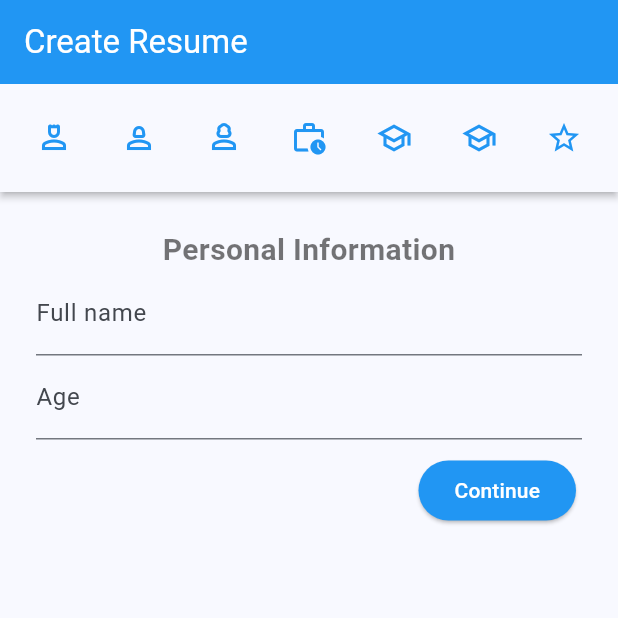
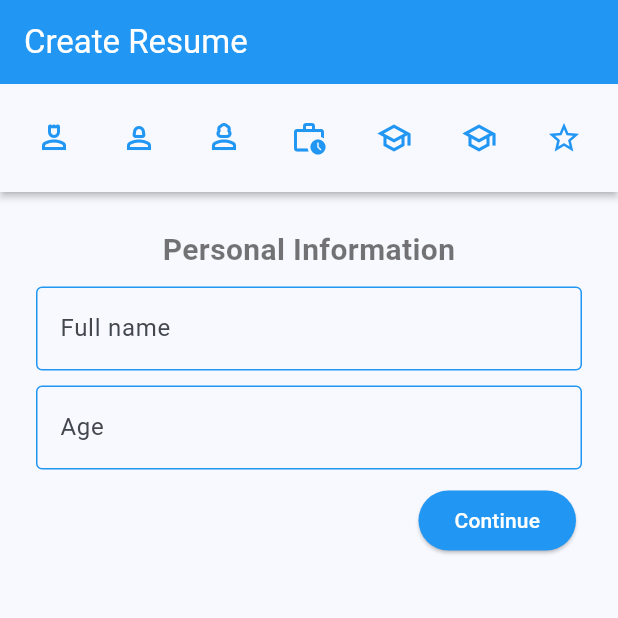
Before and after one commit to nadveos/genius, a Flutter app: the screen it shows after launch, after a tap on "Let's start", on a phone screen of 412 x 824 dp, the top half of it. Run offline on Flutter 3.47's test engine with Material 3 defaults, Android fonts, the phone set to English and light mode, and no system bars; our stand-ins replace flutter_dotenv, flutter_riverpod, flutter_svg, go_router, google_generative_ai, image_picker and 3 more; accounts and stored records are empty; generated files the repository leaves out were written again.

Commit message:
validaciones de steps y creacion de dialog para loading de generar cv

```diff
--- a/lib/config/theme/app_theme.dart
+++ b/lib/config/theme/app_theme.dart
@@ -30,6 +30,20 @@ class AppTheme {
             foregroundColor: WidgetStateProperty.all(Colors.white),
           ),
         ),
+        inputDecorationTheme: const InputDecorationTheme(
+          focusedBorder: OutlineInputBorder(
+            borderSide: BorderSide(color: Colors.blue),
+          ),
+          enabledBorder: OutlineInputBorder(
+            borderSide: BorderSide(color: Colors.blue),
+          ),
+          errorBorder: OutlineInputBorder(
+            borderSide: BorderSide(color: Colors.red),
+          ),
+          focusedErrorBorder: OutlineInputBorder(
+            borderSide: BorderSide(color: Colors.red),
+          ),
+        ),
       );
   ThemeData getConfigDark() => ThemeData(
         colorScheme: ColorScheme.fromSeed(
@@ -60,5 +74,19 @@ class AppTheme {
           ),
         ),
         iconTheme: const IconThemeData(color: Colors.blue),
+        inputDecorationTheme: const InputDecorationTheme(
+          focusedBorder: OutlineInputBorder(
+            borderSide: BorderSide(color: Colors.blue),
+          ),
+          enabledBorder: OutlineInputBorder(
+            borderSide: BorderSide(color: Colors.blue),
+          ),
+          errorBorder: OutlineInputBorder(
+            borderSide: BorderSide(color: Colors.red),
+          ),
+          focusedErrorBorder: OutlineInputBorder(
+            borderSide: BorderSide(color: Colors.red),
+          ),
+        ),
       );
 }
--- a/lib/l10n/app_en.arb
+++ b/lib/l10n/app_en.arb
@@ -1,5 +1,7 @@
 {
 "@@locale": "en",
+"genius": "Cv Genius",
+"@genius": {},
 "misCvs"    : "My resumes",
 "@misCvs": {},
 "cvGuardado": "Resume successfully saved",
@@ -127,7 +129,9 @@
 "bienvenidoMsg": "Let's create your CV in a few steps",
 "@bienvenidoMsg": {},
 "bienvenidoMsg2": "Our AI will help you complete your CV, creating a professional document that includes your personal details, studies, work experience and additional knowledge in a Cover Letter.",
-"@bienvenidoMsg2": {}
+"@bienvenidoMsg2": {},
+"imagenDePerfil": "Profile picture",
+"@imagenDePerfil": {}
 
 
 }
--- a/lib/l10n/app_es.arb
+++ b/lib/l10n/app_es.arb
@@ -1,5 +1,7 @@
 {
 "@@locale": "es",
+"genius": "Cv Genius",
+"@genius": {},
 "misCvs"    : "Mis CVs",
 "@misCvs": {},
 "cvGuardado": "CV guardado exitosamente",
@@ -127,7 +129,9 @@
 "bienvenidoMsg": "Vamos a crear tu CV en pocos pasos",
 "@bienvenidoMsg": {},
 "bienvenidoMsg2": "Nuestra IA te ayudará a completar tu CV, creando un documento profesional que incluye tus datos personales, estudios, experiencia laboral y conocimientos adicionales en una Carta de Presentación.",
-"@bienvenidoMsg2": {}
+"@bienvenidoMsg2": {},
+"imagenDePerfil": "Imagen de Perfil",
+"@imagenDePerfil": {}
 
 
 }
--- a/lib/presentation/screens/create_cv_screen.dart
+++ b/lib/presentation/screens/create_cv_screen.dart
@@ -166,11 +166,13 @@ class _HomeScreenState extends ConsumerState<CreateCvScreen> {
     bool validateStep(int index) {
       switch (index) {
         case 0:
+          return _formKeys[0].currentState!.validate();
         case 1:
+          return _formKeys[1].currentState!.validate();
         case 2:
-          return _formKeys[index].currentState!.validate();
+          return _formKeys[2].currentState!.validate();
         case 3:
-          return _experiencias.isNotEmpty;
+          return _experiencias.isNotEmpty || _experiencias.isEmpty;
         case 4:
           return _nivelSecundario == 'Secundario En Curso' ||
               _nivelSecundario == 'Secundario Incompleto' ||
@@ -178,7 +180,7 @@ class _HomeScreenState extends ConsumerState<CreateCvScreen> {
         case 5:
           return _highEducacion.isNotEmpty || _highEducacion.isEmpty;
         case 6:
-          return _conocimientos.isNotEmpty;
+          return _conocimientos.isNotEmpty || _conocimientos.isEmpty;
 
         // No requiere validación
         default:
@@ -189,7 +191,9 @@ class _HomeScreenState extends ConsumerState<CreateCvScreen> {
     return Scaffold(
     resizeToAvoidBottomInset: true,
       appBar: AppBar(
-        title: Text(AppLocalizations.of(context)!.crearCv),
+        title: Text(
+        semanticsLabel: AppLocalizations.of(context)!.crearCv,
+        AppLocalizations.of(context)!.crearCv),
       ),
       body: SingleChildScrollView(
         scrollDirection: Axis.horizontal,
@@ -237,7 +241,9 @@ class _HomeScreenState extends ConsumerState<CreateCvScreen> {
                   _guardarCV();
                   ScaffoldMessenger.of(context).showSnackBar(
                     SnackBar(
-                      content: Text(AppLocalizations.of(context)!.cvGuardado),
+                      content: Text(
+                      semanticsLabel: AppLocalizations.of(context)!.cvGuardado,
+                      AppLocalizations.of(context)!.cvGuardado),
                     ),
                   );
                   context.go('/'); // Navegar a la pantalla principal
@@ -265,11 +271,16 @@ class _HomeScreenState extends ConsumerState<CreateCvScreen> {
                     if (_index > 0)
                       TextButton(
                         onPressed: details.onStepCancel,
-                        child: Text(AppLocalizations.of(context)!.atras),
+                        child: Text(
+                        semanticsLabel: AppLocalizations.of(context)!.atras,
+                        AppLocalizations.of(context)!.atras),
                       ),
                     ElevatedButton(
                       onPressed: details.onStepContinue,
-                      child: Text(isLastStep
+                      child: Text(
+                      semanticsLabel: isLastStep ? AppLocalizations.of(context)!.guardarCv
+                          : AppLocalizations.of(context)!.continuar,
+                      isLastStep
                           ? AppLocalizations.of(context)!.guardarCv
                           : AppLocalizations.of(context)!.continuar),
                     ),
@@ -296,6 +307,7 @@ class _HomeScreenState extends ConsumerState<CreateCvScreen> {
           child: Column(
             children: [
               Text(
+              semanticsLabel: 'Conocimientos Adicionales, ingrese sus conocimientos adicionales',
                 AppLocalizations.of(context)!.conocimientosAdicionales,
                 textAlign: TextAlign.center,
                 style:
@@ -310,6 +322,7 @@ class _HomeScreenState extends ConsumerState<CreateCvScreen> {
                     ),
                   ],
                 ),
+                const SizedBox(height: 10),
               TextFormField(
                 controller: _conocimientoController,
                 decoration: InputDecoration(
@@ -322,6 +335,7 @@ class _HomeScreenState extends ConsumerState<CreateCvScreen> {
                   return null;
                 },
               ),
+              const SizedBox(height: 10),
               DropdownButtonFormField<String>(
                 value: _nivelController,
                 decoration: InputDecoration(
@@ -387,6 +401,7 @@ class _HomeScreenState extends ConsumerState<CreateCvScreen> {
           child: Column(
             children: [
               Text(
+              semanticsLabel: 'Estudios Realizados, ingrese sus estudios terciarios o universitarios',
                 AppLocalizations.of(context)!.estudiosRealizados,
                 textAlign: TextAlign.center,
                 style:
@@ -401,6 +416,7 @@ class _HomeScreenState extends ConsumerState<CreateCvScreen> {
                     ),
                   ],
                 ),
+                const SizedBox(height: 10),
               if (!_terciarioGuardado)
                 TextFormField(
                   controller: _institutioHighController,
@@ -413,6 +429,7 @@ class _HomeScreenState extends ConsumerState<CreateCvScreen> {
                     return null;
                   },
                 ),
+                const SizedBox(height: 10),
               TextFormField(
                 controller: _tituloTerciarioController,
                 decoration: InputDecoration(
@@ -424,6 +441,7 @@ class _HomeScreenState extends ConsumerState<CreateCvScreen> {
                   return null;
                 },
               ),
+              const SizedBox(height: 10),
               TextFormField(
                 controller: _startHighStudyController,
                 decoration: InputDecoration(
@@ -436,6 +454,7 @@ class _HomeScreenState extends ConsumerState<CreateCvScreen> {
                   return null;
                 },
               ),
+              const SizedBox(height: 10),
               TextFormField(
                 controller: _endHighStudyController,
                 decoration: InputDecoration(
@@ -510,12 +529,14 @@ class _HomeScreenState extends ConsumerState<CreateCvScreen> {
             crossAxisAlignment: CrossAxisAlignment.start,
             children: [
               Text(
+              semanticsLabel: 'Estudios Realizados, ingrese sus estudios secundarios',
                 AppLocalizations.of(context)!.estudiosRealizados,
                 textAlign: TextAlign.center,
                 style:
                     const TextStyle(fontSize: 20, fontWeight: FontWeight.bold),
               ),
               // Formulario para agregar el nivel secundario
+              const SizedBox(height: 10),
               if (!_secundarioGuardado)
                 Column(
                   children: [
@@ -543,6 +564,7 @@ class _HomeScreenState extends ConsumerState<CreateCvScreen> {
                         });
                       },
                     ),
+                    const SizedBox(height: 10),
                     TextFormField(
                       controller: _institutionController,
                       decoration: InputDecoration(
@@ -554,6 +576,7 @@ class _HomeScreenState extends ConsumerState<CreateCvScreen> {
                         return null;
                       },
                     ),
+                    const SizedBox(height: 10),
                     TextFormField(
                       controller: _tituloSecundarioController,
                       decoration: InputDecoration(
@@ -565,6 +588,7 @@ class _HomeScreenState extends ConsumerState<CreateCvScreen> {
                         return null;
                       },
                     ),
+                    const SizedBox(height: 10),
                     if (_nivelSecundario == 'Secundario Completo')
                       Column(
                         children: [
@@ -581,6 +605,7 @@ class _HomeScreenState extends ConsumerState<CreateCvScreen> {
                               return null;
                             },
                           ),
+                          const SizedBox(height: 10),
                           TextFormField(
                             controller: _endStudyController,
                             decoration: InputDecoration(
@@ -594,6 +619,7 @@ class _HomeScreenState extends ConsumerState<CreateCvScreen> {
                               return null;
                             },
                           ),
+                          const SizedBox(height: 10),
                           Row(
                             children: [
                               Text(AppLocalizations.of(context)!.poseeTitulo),
@@ -644,6 +670,7 @@ class _HomeScreenState extends ConsumerState<CreateCvScreen> {
                     ),
                   ],
                 ),
+                const SizedBox(height: 10),
               // Lista de estudios guardados
               for (var edu in _educacion)
                 ExpansionTile(
@@ -672,6 +699,7 @@ class _HomeScreenState extends ConsumerState<CreateCvScreen> {
           child: Column(
             children: [
               Text(
+              semanticsLabel: 'Experiencia Laboral, ingrese su experiencia laboral',
                 AppLocalizations.of(context)!.experienciaLaboral,
                 textAlign: TextAlign.center,
                 style:
@@ -705,6 +733,7 @@ class _HomeScreenState extends ConsumerState<CreateCvScreen> {
                     ),
                   ],
                 ),
+                const SizedBox(height: 10),
               TextFormField(
                 controller: _empresaController,
                 decoration: InputDecoration(
@@ -717,6 +746,7 @@ class _HomeScreenState extends ConsumerState<CreateCvScreen> {
                   return null;
                 },
               ),
+              const SizedBox(height: 10),
               TextFormField(
                 controller: _desdeController,
                 decoration: InputDecoration(
@@ -730,6 +760,7 @@ class _HomeScreenState extends ConsumerState<CreateCvScreen> {
                   return null;
                 },
               ),
+              const SizedBox(height: 10),
               TextFormField(
                 controller: _hastaController,
                 decoration: InputDecoration(
@@ -743,6 +774,7 @@ class _HomeScreenState extends ConsumerState<CreateCvScreen> {
                   return null;
                 },
               ),
+              const SizedBox(height: 10),
               TextFormField(
                 controller: _posicionController,
                 decoration: InputDecoration(
@@ -755,6 +787,7 @@ class _HomeScreenState extends ConsumerState<CreateCvScreen> {
                   return null;
                 },
               ),
+              const SizedBox(height: 10),
               TextFormField(
                 controller: _posicionDescController,
                 decoration: InputDecoration(
@@ -810,11 +843,13 @@ class _HomeScreenState extends ConsumerState<CreateCvScreen> {
           child: Column(
             children: [
               Text(
+              semanticsLabel: 'Datos Personales, ingrese su dirección y nacionalidad',
                 AppLocalizations.of(context)!.datosPersonales,
                 textAlign: TextAlign.center,
                 style:
                     const TextStyle(fontSize: 20, fontWeight: FontWeight.bold),
               ),
+              const SizedBox(height: 10),
               TextFormField(
                 controller: _nationalityController,
                 decoration: InputDecoration(
@@ -827,6 +862,7 @@ class _HomeScreenState extends ConsumerState<CreateCvScreen> {
                   return null;
                 },
               ),
+              const SizedBox(height: 10),
               TextFormField(
                 controller: _direccionController,
                 decoration: InputDecoration(
@@ -856,23 +892,29 @@ class _HomeScreenState extends ConsumerState<CreateCvScreen> {
           child: Column(
             children: [
               Text(
+              semanticsLabel: 'Datos Personales, ingreso de email y telefono',
                 AppLocalizations.of(context)!.datosPersonales,
                 textAlign: TextAlign.center,
                 style:
                     const TextStyle(fontSize: 20, fontWeight: FontWeight.bold),
               ),
+              const SizedBox(height: 10),
               TextFormField(
                 controller: _emailController,
                 keyboardType: TextInputType.emailAddress,
                 decoration: InputDecoration(
                     labelText: AppLocalizations.of(context)!.email),
                 validator: (value) {
-                  if (value == null || value.isEmpty) {
+                  final regex = RegExp(
+                      r'^[a-zA-Z0-9.]+@[a-zA-Z0-9]+\.[a-zA-Z]+(\.[a-zA-Z]+)?$');
+
+                  if (value == null || value.isEmpty || !regex.hasMatch(value)) {
                     return AppLocalizations.of(context)!.msg1;
                   }
                   return null;
                 },
               ),
+              const SizedBox(height: 10),
               TextFormField(
                 controller: _telefonoController,
                 keyboardType: TextInputType.phone,
@@ -903,14 +945,18 @@ class _HomeScreenState extends ConsumerState<CreateCvScreen> {
           child: Column(
             children: [
               Text(
+              semanticsLabel: 'Datos Personales',
                 AppLocalizations.of(context)!.datosPersonales,
                 textAlign: TextAlign.center,
                 style:
                     const TextStyle(fontSize: 20, fontWeight: FontWeight.bold),
               ),
+              const SizedBox(height: 10),
               TextFormField(
+
                 controller: _nombreController,
                 decoration: InputDecoration(
+
                     hintText: AppLocalizations.of(context)!.nombreEjem,
                     labelText: AppLocalizations.of(context)!.nombreCompleto),
                 validator: (value) {
@@ -920,6 +966,7 @@ class _HomeScreenState extends ConsumerState<CreateCvScreen> {
                   return null;
                 },
               ),
+              const SizedBox(height: 10),
               TextFormField(
                 keyboardType: TextInputType.number,
                 controller: _edadController,
--- a/lib/presentation/screens/home_screen.dart
+++ b/lib/presentation/screens/home_screen.dart
@@ -33,11 +33,11 @@ class HomeScreenState extends ConsumerState<HomeScreen> {
             if (data.isNotEmpty) {
               return Text(AppLocalizations.of(context)!.misCvs);
             } else {
-              return const Text('CV Genius');
+              return  Text(AppLocalizations.of(context)!.genius);
             }
           },
-          loading: () => const Text('CV Genius'),
-          error: (error, stack) => const Text('CV Genius'),
+          loading: () =>  Text(AppLocalizations.of(context)!.genius),
+          error: (error, stack) =>  Text(AppLocalizations.of(context)!.genius)
         ),
         actions: [
           IconButton(
--- a/lib/presentation/screens/welcome_screen.dart
+++ b/lib/presentation/screens/welcome_screen.dart
@@ -15,6 +15,7 @@ class WelcomeScreen extends StatelessWidget {
           mainAxisAlignment: MainAxisAlignment.center,
           children: [
             AnimatedContainer(
+
                 duration: const Duration(seconds: 5),
                 alignment: Alignment.center,
                 curve: Curves.easeInCirc,
@@ -33,16 +34,20 @@ class WelcomeScreen extends StatelessWidget {
                   child: Column(
                     crossAxisAlignment: CrossAxisAlignment.stretch,
                     children: [
-                      Text(AppLocalizations.of(context)!.bienvenido,
+                      Text(
+                      semanticsLabel: AppLocalizations.of(context)!.bienvenido,
+                      AppLocalizations.of(context)!.bienvenido,
                           textAlign: TextAlign.center,
                           style: Theme.of(context).textTheme.headlineMedium),
                       const Divider(),
                       Text(
+                      semanticsLabel: AppLocalizations.of(context)!.bienvenidoMsg,
                         AppLocalizations.of(context)!.bienvenidoMsg,
                         textAlign: TextAlign.center,
                       ),
                       const SizedBox(height: 10),
                       Text(
+                      semanticsLabel: AppLocalizations.of(context)!.bienvenidoMsg2,
                         AppLocalizations.of(context)!.bienvenidoMsg2,
                         textAlign: TextAlign.center,
                       ),
@@ -54,7 +59,9 @@ class WelcomeScreen extends StatelessWidget {
                 onPressed: () {
                   context.go('/create-cv');
                 },
-                child:  Text(AppLocalizations.of(context)!.empesemos)),
+                child:  Text(
+                semanticsLabel: AppLocalizations.of(context)!.empesemos,
+                AppLocalizations.of(context)!.empesemos)),
           ],
         ),
       ),
```
Also changed, not shown: lib/presentation/screens/cv_data_screen.dart (+58 -3 lines), 7 other files.
